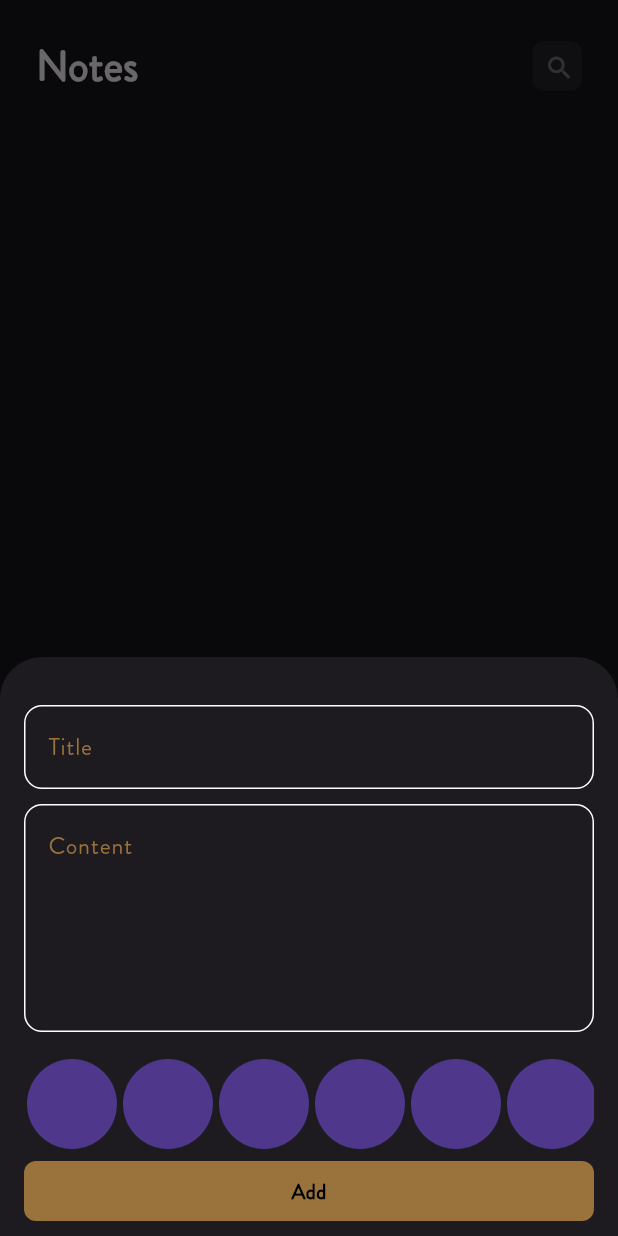
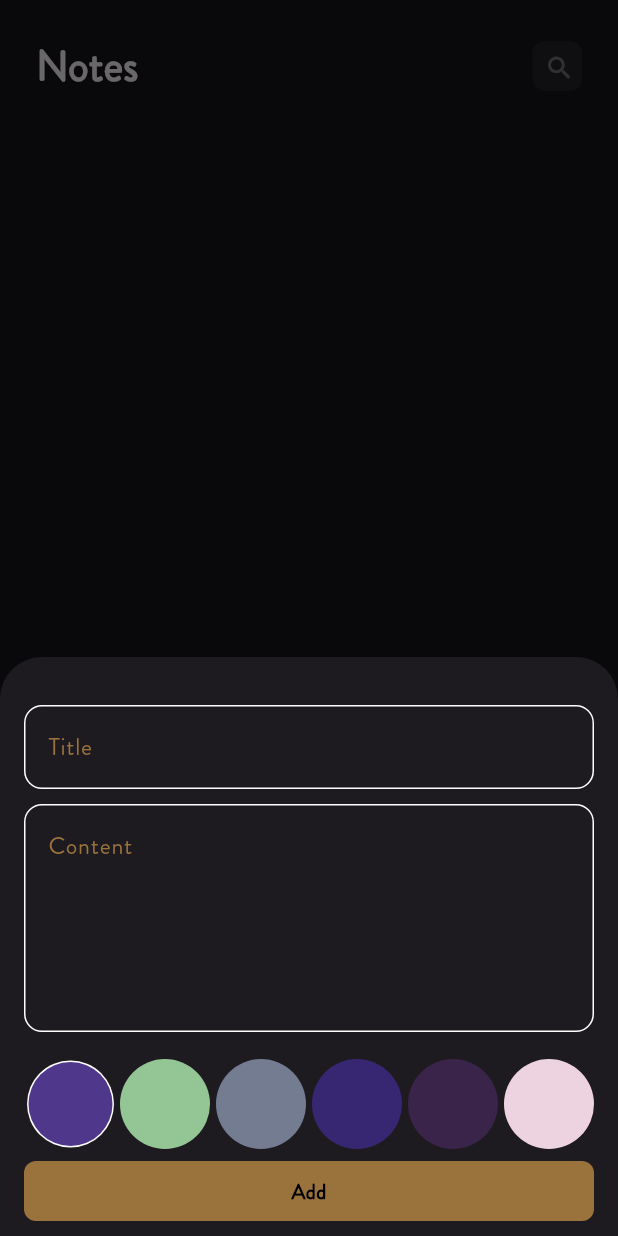
Before and after one commit to yousefsobhy12/5-notes_app, a Flutter app: the screen it shows after launch, after a tap on the "add" icon, on a phone screen of 412 x 824 dp. Run offline on Flutter 3.47's test engine with Material 3 defaults, Android fonts, the phone set to English and light mode, and no system bars; our stand-ins replace bloc, flutter_bloc, hive, hive_flutter; accounts and stored records are empty.

Commit message:
colors palette added

```diff
--- a/lib/views/widgets/colors_list_view.dart
+++ b/lib/views/widgets/colors_list_view.dart
@@ -1,31 +1,68 @@
 import 'package:flutter/material.dart';
 
 class ColorItem extends StatelessWidget {
-  const ColorItem({super.key});
-
+  const ColorItem({super.key, required this.activated, required this.color});
+  final bool activated;
+  final Color color;
   @override
   Widget build(BuildContext context) {
-    return const Padding(
-      padding: EdgeInsets.all(2),
-      child: CircleAvatar(
-        radius: 30,
-      ),
+    return Padding(
+      padding: const EdgeInsets.all(2),
+      child: activated
+          ? const CircleAvatar(
+              radius: 29,
+              backgroundColor: Colors.white,
+              child: CircleAvatar(
+                radius: 28,
+              ),
+            )
+          : CircleAvatar(
+              radius: 30,
+              backgroundColor: color,
+            ),
     );
   }
 }
 
-class ColorsListView extends StatelessWidget {
+class ColorsListView extends StatefulWidget {
   const ColorsListView({super.key});
 
+  @override
+  State<ColorsListView> createState() => _ColorsListViewState();
+}
+
+class _ColorsListViewState extends State<ColorsListView> {
+  int currentIndex = 0;
+  List<Color> colors = const [
+    Color(0xffA1E8AF),
+    Color(0xff94C595),
+    Color(0xff747C92),
+    Color(0xff372772),
+    Color(0xff3A2449),
+    Color(0xffEDD2E0),
+    Color(0xffEDBBB4),
+    Color(0xffDBABBE),
+    Color(0xffBAA1A7),
+    Color(0xff797B84),
+  ];
   @override
   Widget build(BuildContext context) {
     return SizedBox(
       height: 38 * 2,
       child: ListView.builder(
           scrollDirection: Axis.horizontal,
-          itemCount: 10,
-          itemBuilder: (builder, context) {
-            return const ColorItem();
+          itemCount: colors.length,
+          itemBuilder: (builder, index) {
+            return GestureDetector(
+              onTap: () {
+                currentIndex = index;
+                setState(() {});
+              },
+              child: ColorItem(
+                activated: currentIndex == index,
+                color: colors[index],
+              ),
+            );
           }),
     );
   }
```
